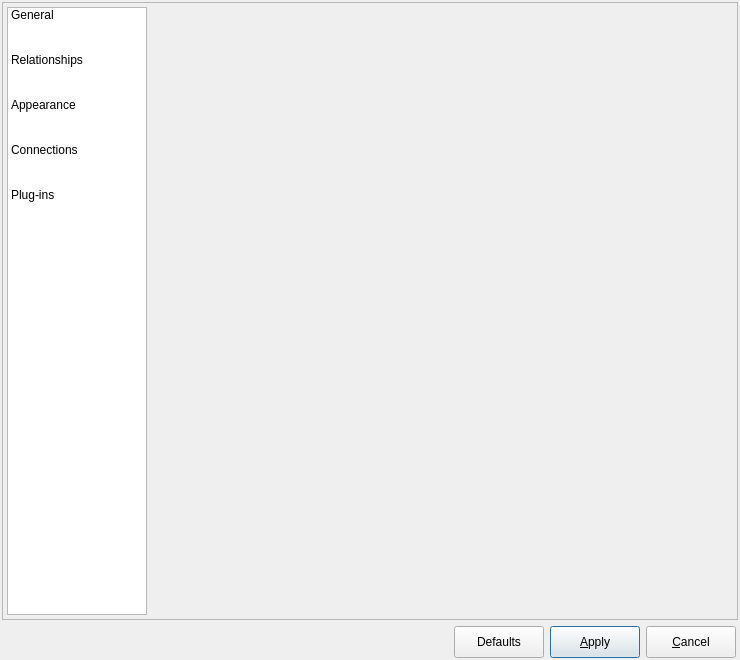
Before: the Qt Designer form libpgmodeler_ui/ui/configurationform.ui in pgmodeler/pgmodeler, drawn with Qt 5.
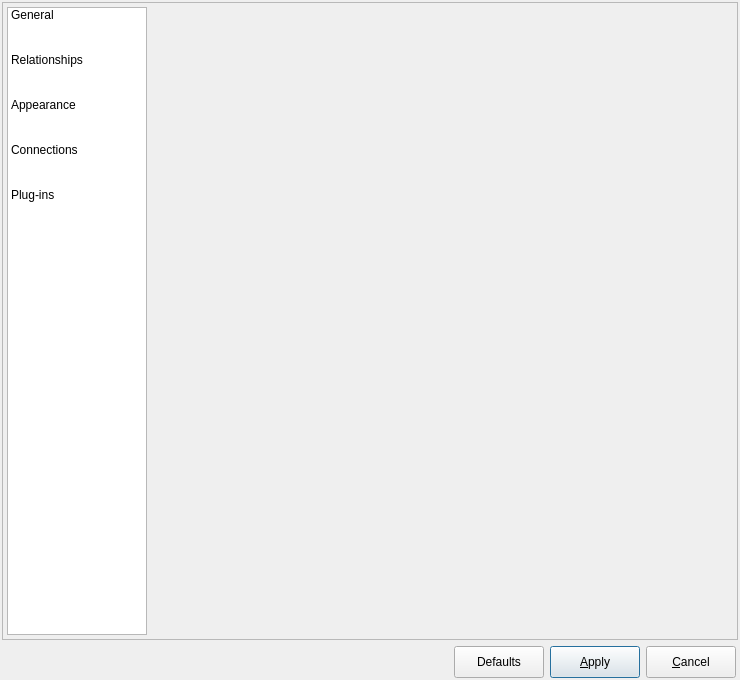
After: the same form once the commit is applied. Icons and pictures are not drawn.

Patch:
```diff
--- a/libpgmodeler_ui/ui/configurationform.ui
+++ b/libpgmodeler_ui/ui/configurationform.ui
@@ -10,7 +10,7 @@
     <x>0</x>
     <y>0</y>
     <width>740</width>
-    <height>660</height>
+    <height>680</height>
    </rect>
   </property>
   <property name="sizePolicy">
```
